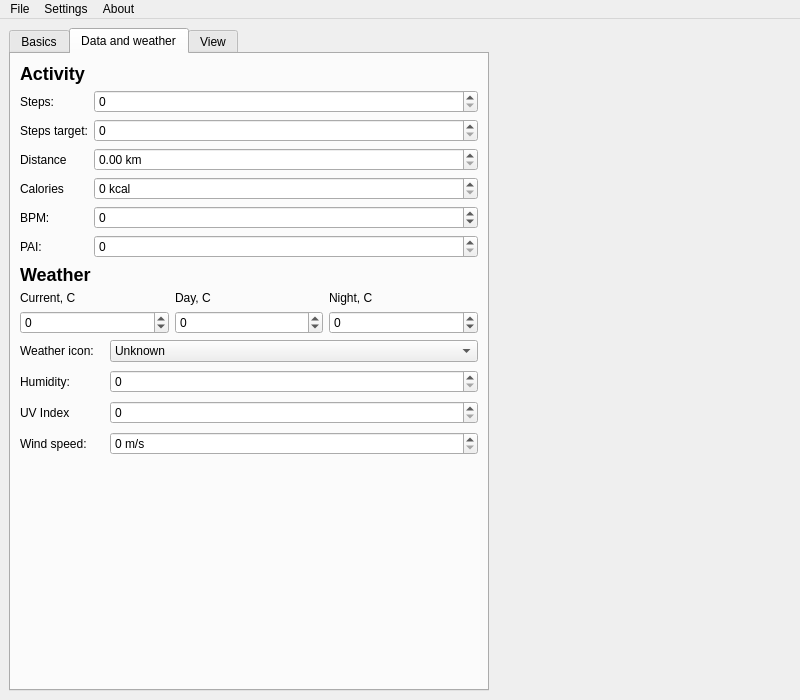
The window that mibandpreview_qt/qt/app.ui (melianmiko/mibandpreview) describes before a commit, drawn with Qt 5.
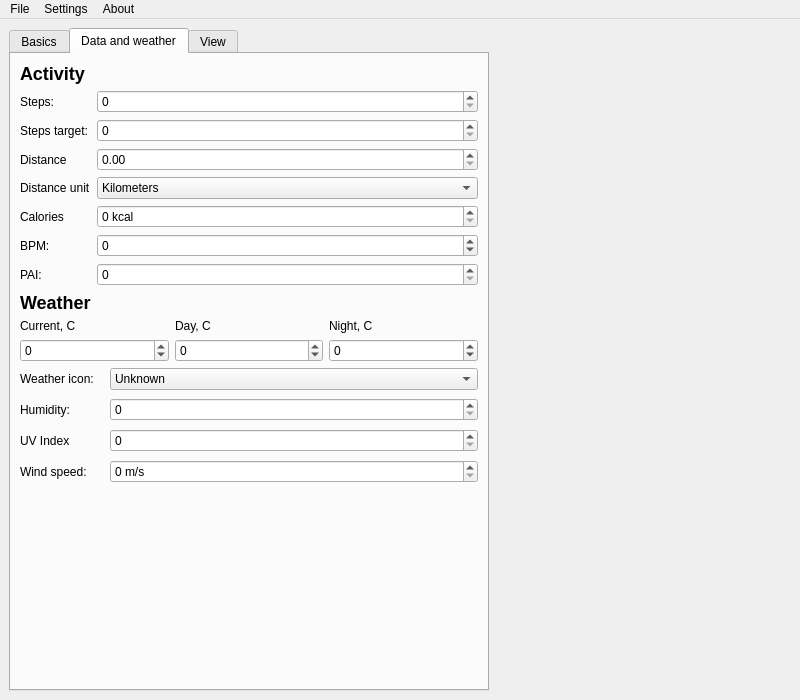
The same window after the commit. The open tabs and pages were chosen to show the change.

Commit message: Added distance unit selection (#2)

What changed in the file:
```diff
--- a/mibandpreview_qt/qt/app.ui
+++ b/mibandpreview_qt/qt/app.ui
@@ -366,7 +366,7 @@
             <item row="2" column="1">
              <widget class="QDoubleSpinBox" name="edit_distance">
               <property name="suffix">
-               <string> km</string>
+               <string> </string>
               </property>
               <property name="maximum">
                <double>40.000000000000000</double>
@@ -376,14 +376,14 @@
               </property>
              </widget>
             </item>
-            <item row="3" column="0">
+            <item row="4" column="0">
              <widget class="QLabel" name="caloriesLabel">
               <property name="text">
                <string>Calories</string>
               </property>
              </widget>
             </item>
-            <item row="3" column="1">
+            <item row="4" column="1">
              <widget class="QSpinBox" name="edit_calories">
               <property name="suffix">
                <string> kcal</string>
@@ -393,14 +393,14 @@
               </property>
              </widget>
             </item>
-            <item row="4" column="0">
+            <item row="5" column="0">
              <widget class="QLabel" name="bPMLabel">
               <property name="text">
                <string>BPM:</string>
               </property>
              </widget>
             </item>
-            <item row="4" column="1">
+            <item row="5" column="1">
              <widget class="QSpinBox" name="edit_bpm">
               <property name="minimum">
                <number>-1</number>
@@ -410,20 +410,41 @@
               </property>
              </widget>
             </item>
-            <item row="5" column="0">
+            <item row="6" column="0">
              <widget class="QLabel" name="pAILabel">
               <property name="text">
                <string>PAI:</string>
               </property>
              </widget>
             </item>
-            <item row="5" column="1">
+            <item row="6" column="1">
              <widget class="QSpinBox" name="edit_pai">
               <property name="maximum">
                <number>150</number>
               </property>
              </widget>
             </item>
+            <item row="3" column="0">
+             <widget class="QLabel" name="distanceUnitLabel">
+              <property name="text">
+               <string>Distance unit</string>
+              </property>
+             </widget>
+            </item>
+            <item row="3" column="1">
+             <widget class="QComboBox" name="edit_distance_unit">
+              <item>
+               <property name="text">
+                <string>Kilometers</string>
+               </property>
+              </item>
+              <item>
+               <property name="text">
+                <string>Miles</string>
+               </property>
+              </item>
+             </widget>
+            </item>
            </layout>
           </item>
           <item>
```
Left out of the diff: 20 changed lines with no effect on the pictures. The commit also changes 5 other files.
